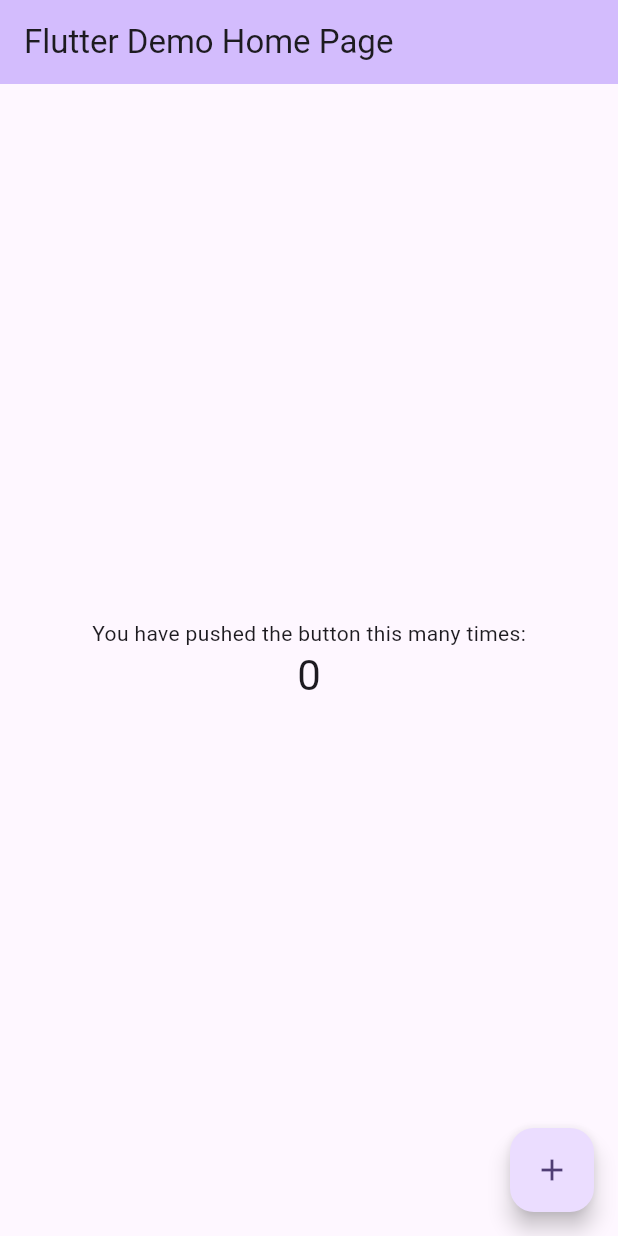
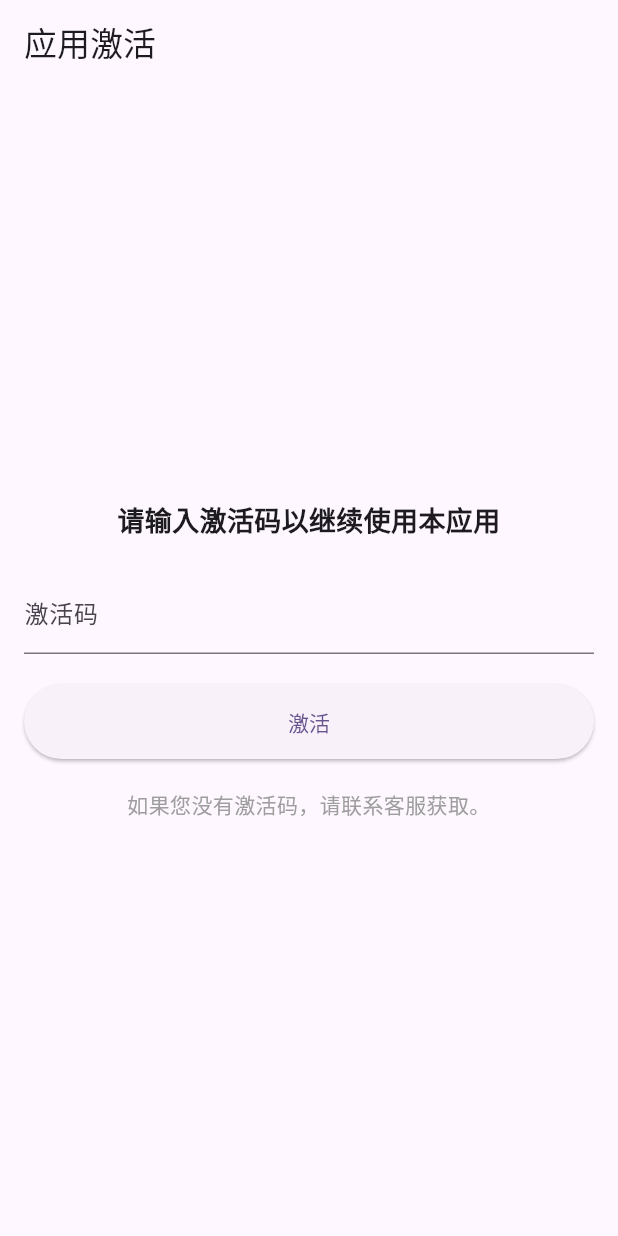
Before and after one commit to SharkBee80/mcStatus-Flutter, a Flutter app: the screen it shows after launch, on a phone screen of 412 x 824 dp. Run offline on Flutter 3.47's test engine with Material 3 defaults, Android fonts, the phone set to English and light mode, and no system bars.

Commit message:
Gate+Home+bottomNavigationBar

```diff
--- /dev/null
+++ b/lib/config.dart
@@ -0,0 +1 @@
+final Object authKey = 6666;
--- a/lib/main.dart
+++ b/lib/main.dart
@@ -1,4 +1,5 @@
 import 'package:flutter/material.dart';
+import 'package:mcstatus/pages/gate.dart';
 
 void main() {
   runApp(const MyApp());
@@ -11,112 +12,12 @@ class MyApp extends StatelessWidget {
   @override
   Widget build(BuildContext context) {
     return MaterialApp(
-      title: 'Flutter Demo',
+      title: 'Flutter',
+      debugShowCheckedModeBanner: false,
       theme: ThemeData(
-        // This is the theme of your application.
-        //
-        // TRY THIS: Try running your application with "flutter run". You'll see
-        // the application has a purple toolbar. Then, without quitting the app,
-        // try changing the seedColor in the colorScheme below to Colors.green
-        // and then invoke "hot reload" (save your changes or press the "hot
-        // reload" button in a Flutter-supported IDE, or press "r" if you used
-        // the command line to start the app).
-        //
-        // Notice that the counter didn't reset back to zero; the application
-        // state is not lost during the reload. To reset the state, use hot
-        // restart instead.
-        //
-        // This works for code too, not just values: Most code changes can be
-        // tested with just a hot reload.
         colorScheme: ColorScheme.fromSeed(seedColor: Colors.deepPurple),
       ),
-      home: const MyHomePage(title: 'Flutter Demo Home Page'),
+      home: const GatePage(),
     );
   }
 }
-
-class MyHomePage extends StatefulWidget {
-  const MyHomePage({super.key, required this.title});
-
-  // This widget is the home page of your application. It is stateful, meaning
-  // that it has a State object (defined below) that contains fields that affect
-  // how it looks.
-
-  // This class is the configuration for the state. It holds the values (in this
-  // case the title) provided by the parent (in this case the App widget) and
-  // used by the build method of the State. Fields in a Widget subclass are
-  // always marked "final".
-
-  final String title;
-
-  @override
-  State<MyHomePage> createState() => _MyHomePageState();
-}
-
-class _MyHomePageState extends State<MyHomePage> {
-  int _counter = 0;
-
-  void _incrementCounter() {
-    setState(() {
-      // This call to setState tells the Flutter framework that something has
-      // changed in this State, which causes it to rerun the build method below
-      // so that the display can reflect the updated values. If we changed
-      // _counter without calling setState(), then the build method would not be
-      // called again, and so nothing would appear to happen.
-      _counter++;
-    });
-  }
-
-  @override
-  Widget build(BuildContext context) {
-    // This method is rerun every time setState is called, for instance as done
-    // by the _incrementCounter method above.
-    //
-    // The Flutter framework has been optimized to make rerunning build methods
-    // fast, so that you can just rebuild anything that needs updating rather
-    // than having to individually change instances of widgets.
-    return Scaffold(
-      appBar: AppBar(
-        // TRY THIS: Try changing the color here to a specific color (to
-        // Colors.amber, perhaps?) and trigger a hot reload to see the AppBar
-        // change color while the other colors stay the same.
-        backgroundColor: Theme.of(context).colorScheme.inversePrimary,
-        // Here we take the value from the MyHomePage object that was created by
-        // the App.build method, and use it to set our appbar title.
-        title: Text(widget.title),
-      ),
-      body: Center(
-        // Center is a layout widget. It takes a single child and positions it
-        // in the middle of the parent.
-        child: Column(
-          // Column is also a layout widget. It takes a list of children and
-          // arranges them vertically. By default, it sizes itself to fit its
-          // children horizontally, and tries to be as tall as its parent.
-          //
-          // Column has various properties to control how it sizes itself and
-          // how it positions its children. Here we use mainAxisAlignment to
-          // center the children vertically; the main axis here is the vertical
-          // axis because Columns are vertical (the cross axis would be
-          // horizontal).
-          //
-          // TRY THIS: Invoke "debug painting" (choose the "Toggle Debug Paint"
-          // action in the IDE, or press "p" in the console), to see the
-          // wireframe for each widget.
-          mainAxisAlignment: MainAxisAlignment.center,
-          children: <Widget>[
-            const Text('You have pushed the button this many times:'),
-            Text(
-              '$_counter',
-              style: Theme.of(context).textTheme.headlineMedium,
-            ),
-          ],
-        ),
-      ),
-      floatingActionButton: FloatingActionButton(
-        onPressed: _incrementCounter,
-        tooltip: 'Increment',
-        child: const Icon(Icons.add),
-      ), // This trailing comma makes auto-formatting nicer for build methods.
-    );
-  }
-}
--- /dev/null
+++ b/lib/pages/activation.dart
@@ -0,0 +1,126 @@
+import 'package:flutter/material.dart';
+import 'package:mcstatus/pages/gate.dart';
+import 'package:mcstatus/utils/activator.dart';
+
+class ActivationPage extends StatefulWidget {
+  const ActivationPage({super.key});
+
+  @override
+  State<ActivationPage> createState() => _ActivationPageState();
+}
+
+class _ActivationPageState extends State<ActivationPage> {
+  final TextEditingController _activationKeyController =
+      TextEditingController();
+  bool _isLoading = false;
+  String _errorMessage = '';
+
+  /// 处理激活请求
+  Future<void> _activateApp() async {
+    final String activationKey = _activationKeyController.text.trim();
+
+    if (activationKey.isEmpty) {
+      setState(() {
+        _errorMessage = '请输入激活码';
+      });
+      return;
+    }
+
+    setState(() {
+      _isLoading = true;
+      _errorMessage = '';
+    });
+
+    try {
+      // 验证激活码
+      final bool isValid = await Activator.validateActivationKey(
+        activationKey,
+      );
+
+      if (isValid) {
+        // 保存激活码
+        await Activator.saveActivationKey(activationKey);
+
+        // 导航到网关页面
+        if (mounted) {
+          // Navigator.pushReplacementNamed(context, '/gate');
+          Navigator.pushReplacement(
+            context,
+            MaterialPageRoute(builder: (context) => const GatePage()),
+          );
+        }
+      } else {
+        if (mounted) {
+          setState(() {
+            _errorMessage = '激活码无效';
+          });
+        }
+      }
+    } catch (e) {
+      if (mounted) {
+        setState(() {
+          _errorMessage = '激活过程中出现错误';
+        });
+      }
+    } finally {
+      if (mounted) {
+        setState(() {
+          _isLoading = false;
+        });
+      }
+    }
+  }
+
+  @override
+  Widget build(BuildContext context) {
+    return Scaffold(
+      appBar: AppBar(title: const Text('应用激活')),
+      body: Padding(
+        padding: const EdgeInsets.all(16.0),
+        child: Column(
+          mainAxisAlignment: MainAxisAlignment.center,
+          children: [
+            const Text(
+              '请输入激活码以继续使用本应用',
+              style: TextStyle(fontSize: 18, fontWeight: FontWeight.bold),
+              textAlign: TextAlign.center,
+            ),
+            const SizedBox(height: 20),
+            TextField(
+              controller: _activationKeyController,
+              decoration: InputDecoration(
+                labelText: '激活码',
+                hintText: '请输入您的激活码',
+                errorText: _errorMessage.isEmpty ? null : _errorMessage,
+              ),
+              enabled: !_isLoading,
+            ),
+            const SizedBox(height: 20),
+            SizedBox(
+              width: double.infinity,
+              height: 50,
+              child: ElevatedButton(
+                onPressed: _isLoading ? null : _activateApp,
+                child: _isLoading
+                    ? const CircularProgressIndicator()
+                    : const Text('激活'),
+              ),
+            ),
+            const SizedBox(height: 20),
+            const Text(
+              '如果您没有激活码，请联系客服获取。',
+              style: TextStyle(color: Colors.grey),
+              textAlign: TextAlign.center,
+            ),
+          ],
+        ),
+      ),
+    );
+  }
+
+  @override
+  void dispose() {
+    _activationKeyController.dispose();
+    super.dispose();
+  }
+}
--- /dev/null
+++ b/lib/pages/gate.dart
@@ -0,0 +1,83 @@
+import 'package:flutter/material.dart';
+import 'dart:io' show Platform;
+import 'package:flutter/foundation.dart' show kIsWeb;
+import 'package:mcstatus/pages/home.dart';
+import 'package:mcstatus/utils/activator.dart';
+import 'package:mcstatus/pages/activation.dart';
+
+class GatePage extends StatefulWidget {
+  const GatePage({super.key});
+
+  @override
+  State<GatePage> createState() => _GatePageState();
+}
+
+class _GatePageState extends State<GatePage> {
+  bool _isChecked = false;
+  bool _isActivated = false;
+
+  @override
+  void initState() {
+    super.initState();
+    _checkActivation();
+  }
+
+  /// 检查应用是否已激活
+  Future<void> _checkActivation() async {
+    try {
+      final bool activated = await Activator.isAppActivated();
+      if (mounted) {
+        setState(() {
+          _isActivated = activated;
+          _isChecked = true;
+        });
+
+        if (activated) {
+          _navigateToPlatformPage();
+        }
+      }
+    } catch (e) {
+      if (mounted) {
+        setState(() {
+          _isChecked = true;
+        });
+      }
+    }
+  }
+
+  /// 根据平台类型导航到相应页面
+  void _navigateToPlatformPage() {
+    // 检测是否为桌面平台
+    bool isDesktop = kIsWeb
+        ? false
+        : (Platform.isWindows || Platform.isMacOS || Platform.isLinux);
+
+    WidgetsBinding.instance.addPostFrameCallback((_) {
+      Navigator.pushReplacement(
+        context,
+        MaterialPageRoute(
+          // builder: (context) => isDesktop
+          //   ? const DesktopPage()
+          //   : const MobilePage(),
+          builder: (context) => const MyHomePage(),
+        ),
+      );
+    });
+  }
+
+  @override
+  Widget build(BuildContext context) {
+    if (!_isChecked) {
+      // 检查激活状态中
+      return const Scaffold(body: Center(child: CircularProgressIndicator()));
+    }
+
+    if (!_isActivated) {
+      // 未激活，导航到激活页面
+      return const ActivationPage();
+    }
+
+    // 已激活，显示加载指示器并准备导航
+    return const Scaffold(body: Center(child: CircularProgressIndicator()));
+  }
+}
--- /dev/null
+++ b/lib/utils/activator.dart
@@ -0,0 +1,55 @@
+import 'dart:io';
+import 'package:mcstatus/utils/files_utils.dart';
+import 'package:mcstatus/utils/debug.dart';
+import 'package:mcstatus/config.dart';
+
+class Activator {
+  static const String _activationFileName = 'activation.key';
+
+  /// 验证激活码
+  static Future<bool> validateActivationKey(String activationKey) async {
+    // 简单的激活码验证逻辑，实际项目中应该连接服务器验证
+    // 这里我们假设任何非空的激活码都是有效的
+    if (activationKey == authKey.toString()) {
+      return true;
+    } else {
+      return false;
+    }
+    //return activationKey.isNotEmpty;
+  }
+
+  /// 保存激活码到本地文件
+  static Future<void> saveActivationKey(String activationKey) async {
+    try {
+      final directory = await FileUtils.getStandardConfigPath();
+      final File file = File('${directory.path}/$_activationFileName');
+      DebugX.console('debug ${file.path}');
+      await file.writeAsString(activationKey);
+    } catch (e) {
+      // 在实际应用中，应该处理异常情况
+      rethrow;
+    }
+  }
+
+  /// 从本地文件读取激活码
+  static Future<String?> getActivationKey() async {
+    try {
+      final directory = await FileUtils.getStandardConfigPath();
+      final File file = File('${directory.path}/$_activationFileName');
+      DebugX.console('debug ${file.path}');
+      if (await file.exists()) {
+        return await file.readAsString();
+      }
+      return null;
+    } catch (e) {
+      // 在实际应用中，应该处理异常情况
+      return null;
+    }
+  }
+
+  /// 检查应用是否已激活
+  static Future<bool> isAppActivated() async {
+    final String? activationKey = await getActivationKey();
+    return validateActivationKey(activationKey!);
+  }
+}
--- /dev/null
+++ b/lib/utils/debug.dart
@@ -0,0 +1,9 @@
+import 'package:flutter/foundation.dart';
+
+class DebugX {
+  static void console(Object message) {
+    if (kDebugMode) {
+      print(message);
+    }
+  }
+}
--- /dev/null
+++ b/lib/utils/files_utils.dart
@@ -0,0 +1,46 @@
+import 'dart:io';
+import 'package:flutter/foundation.dart';
+import 'package:mcstatus/utils/debug.dart';
+import 'package:path_provider/path_provider.dart';
+
+class FileUtils {
+  // /// 根据不同平台获取应用文档目录
+  // static Future<Directory> getApplicationDocumentsDirectoryByPlatform() async {
+  //   // getApplicationDocumentsDirectory() 已经支持所有平台，直接返回即可
+  //   return getApplicationDocumentsDirectory();
+  // }
+
+  /// 获取特定平台下的应用数据目录
+  static Future<Directory> getApplicationDataDirectory() async {
+    if (kIsWeb) {
+      // Web平台不支持应用数据目录
+      throw UnsupportedError(
+        'Web platform does not support application data directory',
+      );
+    } else if (Platform.isWindows) {
+      // Windows平台使用ApplicationData目录
+      return getApplicationSupportDirectory();
+    } else if (Platform.isMacOS || Platform.isLinux) {
+      // macOS和Linux平台使用ApplicationSupport目录
+      return getApplicationSupportDirectory();
+    } else if (Platform.isAndroid || Platform.isIOS) {
+      // 移动平台使用ApplicationSupport目录
+      return getApplicationSupportDirectory();
+    } else {
+      // return getApplicationDocumentsDirectory();
+      return getApplicationSupportDirectory();
+    }
+  }
+
+  /// 获取各平台的标准配置文件路径
+  static Future<Directory> getStandardConfigPath([String? fileName]) async {
+    final directory = await getApplicationDataDirectory();
+    DebugX.console("filepath: $directory");
+    if (fileName == null) {
+      return directory;
+    } else {
+      var path = Directory('${directory.path}/$fileName');
+      return path;
+    }
+  }
+}
--- a/pubspec.yaml
+++ b/pubspec.yaml
@@ -34,6 +34,7 @@ dependencies:
   # The following adds the Cupertino Icons font to your application.
   # Use with the CupertinoIcons class for iOS style icons.
   cupertino_icons: ^1.0.8
+  path_provider: ^2.1.5
 
 dev_dependencies:
   flutter_test:
```
Also changed, not shown: lib/pages/home.dart (added, +106 -0 lines), lib/ui/verticalIconButton.dart (added, +74 -0 lines), pubspec.lock, 1 other file.
